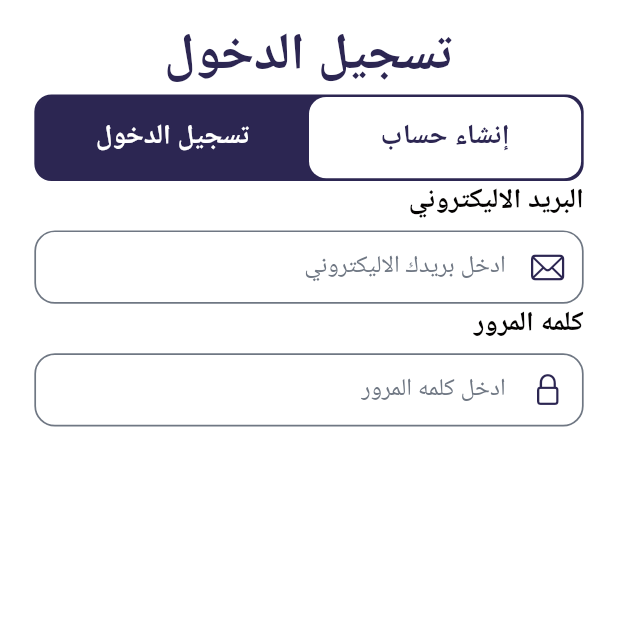
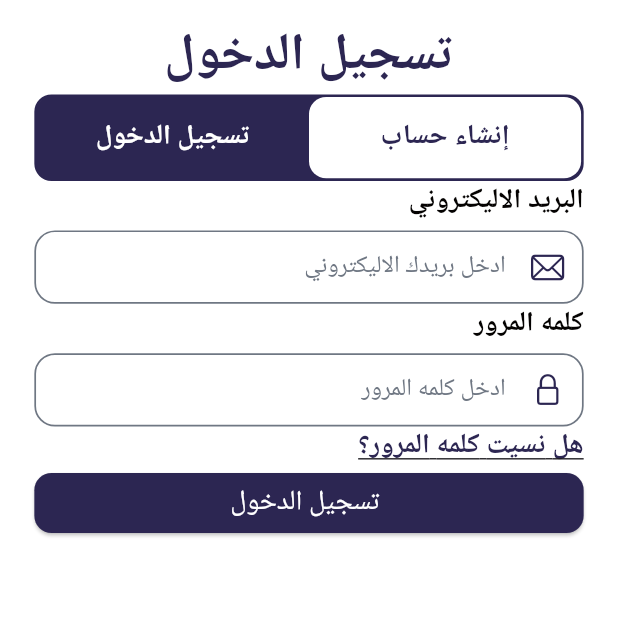
Before and after one commit to abdo2121nasser/deaf_gain, a Flutter app: the screen it shows after launch, on a phone screen of 412 x 824 dp, the top half of it. Run offline on Flutter 3.47's test engine with Material 3 defaults, Android fonts, the phone set to English and light mode, and no system bars; our stand-ins replace bloc, device_preview, dio, flutter_bloc, flutter_screenutil, go_router and 1 more.

Commit message:
finish sign in button ui

```diff
--- a/lib/core/utils/component/general_button_widget.dart
+++ b/lib/core/utils/component/general_button_widget.dart
@@ -7,7 +7,7 @@ import '../values/font_size.dart';
 class GeneralButtonWidget extends StatelessWidget {
   final String label;
   final VoidCallback function;
-  final double? width, height;
+  final Size? size;
   final double borderRadius;
   final Color textColor, backgroundColor;
   final Icon? icon;
@@ -16,8 +16,7 @@ class GeneralButtonWidget extends StatelessWidget {
       {super.key,
       required this.label,
       required this.function,
-      this.width,
-      this.height,
+      this.size,
       required this.textColor,
       required this.backgroundColor,
       required this.borderRadius,
@@ -32,8 +31,7 @@ class GeneralButtonWidget extends StatelessWidget {
           shape: RoundedRectangleBorder(
               borderRadius: BorderRadius.circular(borderRadius)),
           backgroundColor: backgroundColor,
-          fixedSize:
-              width == null || height == null ? null : Size(width!, height!),
+          fixedSize: size,
         ),
         child: Row(
           mainAxisSize: MainAxisSize.min,
--- a/lib/features/authentication_feature/screens/authentication_screen.dart
+++ b/lib/features/authentication_feature/screens/authentication_screen.dart
@@ -2,6 +2,7 @@ import 'package:deaf_gain/core/services/validator_service.dart';
 import 'package:deaf_gain/core/utils/colors/colors.dart';
 import 'package:deaf_gain/core/utils/component/custom_full_input_block.dart';
 import 'package:deaf_gain/core/utils/component/custom_title_widget.dart';
+import 'package:deaf_gain/core/utils/component/general_button_widget.dart';
 import 'package:deaf_gain/core/utils/values/app_size.dart';
 import 'package:deaf_gain/core/utils/values/font_size.dart';
 import 'package:flutter/material.dart';
@@ -9,6 +10,7 @@ import 'package:toggle_switch/toggle_switch.dart';
 import 'package:flutter/cupertino.dart';
 
 import '../widgets/custom_switch_widget.dart';
+import '../widgets/sign_in_widgets/sign_in_button_widget.dart';
 
 class AuthenticationScreen extends StatelessWidget {
   const AuthenticationScreen({super.key});
@@ -21,11 +23,18 @@ class AuthenticationScreen extends StatelessWidget {
         child: Column(
           crossAxisAlignment: CrossAxisAlignment.center,
           children: [
-            const CustomTitleWidget(title: "تسجيل الدخول"),
+            Text(
+              'تسجيل الدخول',
+              style: TextStyle(
+                  fontSize: k30Sp,
+                  fontWeight: FontWeight.bold,
+                  color: kDarkBlueColor),
+            ),
             CustomSwitchWidget(
               isSignIn: false,
             ),
-            Form(child: Column(
+            Form(
+                child: Column(
               children: [
                 CustomFullInputBlock(
                     label: 'البريد الاليكتروني',
@@ -33,7 +42,10 @@ class AuthenticationScreen extends StatelessWidget {
                     validator: ValidatorService.validateEmail,
                     color: kBlackColor,
                     enableBorder: true,
-                    prefixIcon: const Icon(CupertinoIcons.envelope,color: kDarkBlueColor,),
+                    prefixIcon: const Icon(
+                      CupertinoIcons.envelope,
+                      color: kDarkBlueColor,
+                    ),
                     controller: TextEditingController()),
                 CustomFullInputBlock(
                     label: 'كلمه المرور',
@@ -41,11 +53,25 @@ class AuthenticationScreen extends StatelessWidget {
                     validator: ValidatorService.validatePassword,
                     color: kBlackColor,
                     enableBorder: true,
-                    prefixIcon: const Icon(CupertinoIcons.lock,color: kDarkBlueColor,),
+                    prefixIcon: const Icon(
+                      CupertinoIcons.lock,
+                      color: kDarkBlueColor,
+                    ),
                     controller: TextEditingController()),
               ],
-            ))
-
+            )),
+            Align(
+              alignment: Alignment.centerRight,
+              child: Text(
+                'هل نسيت كلمه المرور؟',
+                style: TextStyle(
+                    decoration: TextDecoration.underline,
+                    fontSize: k16Sp,
+                    fontWeight: FontWeight.bold,
+                    color: kDarkBlueColor),
+              ),
+            ),
+            SignInButton()
           ],
         ),
       ),
--- /dev/null
+++ b/lib/features/authentication_feature/widgets/sign_in_widgets/sign_in_button_widget.dart
@@ -0,0 +1,25 @@
+
+
+import 'package:flutter/cupertino.dart';
+
+import '../../../../core/utils/colors/colors.dart';
+import '../../../../core/utils/component/general_button_widget.dart';
+import '../../../../core/utils/values/app_size.dart';
+
+class SignInButton extends StatelessWidget {
+  const SignInButton({
+    super.key,
+  });
+
+  @override
+  Widget build(BuildContext context) {
+    return GeneralButtonWidget(
+        label: 'تسجيل الدخول',
+        function: (){},
+        size: Size(double.maxFinite, k20V),
+        textColor: kWhiteColor,
+        backgroundColor: kDarkBlueColor,
+
+        borderRadius: k10R);
+  }
+}
```
